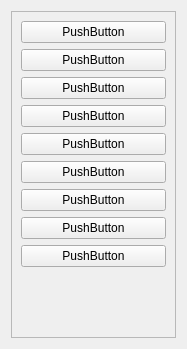
Accout-Personal/PythonClient, file QTUI/UIfiles/InterfacciaGrafica/form.ui: the form before one commit.
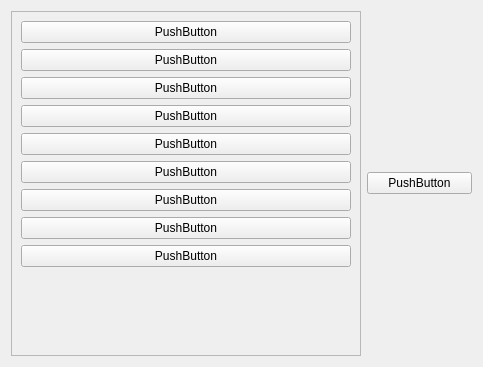
The form after the commit.

Diff of the .ui file:
```diff
--- a/QTUI/UIfiles/InterfacciaGrafica/form.ui
+++ b/QTUI/UIfiles/InterfacciaGrafica/form.ui
@@ -6,12 +6,12 @@
    <rect>
     <x>0</x>
     <y>0</y>
-    <width>187</width>
-    <height>349</height>
+    <width>483</width>
+    <height>367</height>
    </rect>
   </property>
   <property name="sizePolicy">
-   <sizepolicy hsizetype="Preferred" vsizetype="Preferred">
+   <sizepolicy hsizetype="Fixed" vsizetype="Preferred">
     <horstretch>0</horstretch>
     <verstretch>0</verstretch>
    </sizepolicy>
@@ -19,7 +19,7 @@
   <property name="windowTitle">
    <string>UIwindow</string>
   </property>
-  <layout class="QGridLayout" name="gridLayout">
+  <layout class="QGridLayout" name="gridLayout" columnstretch="10,3">
    <item row="0" column="0">
     <widget class="QScrollArea" name="scrollArea">
      <property name="acceptDrops">
@@ -33,7 +33,7 @@
        <rect>
         <x>0</x>
         <y>0</y>
-        <width>163</width>
+        <width>347</width>
         <height>303</height>
        </rect>
       </property>
@@ -111,6 +111,28 @@
      </widget>
     </widget>
    </item>
+   <item row="0" column="1">
+    <widget class="QPushButton" name="pushButton_10">
+     <property name="enabled">
+      <bool>true</bool>
+     </property>
+     <property name="sizePolicy">
+      <sizepolicy hsizetype="Expanding" vsizetype="Fixed">
+       <horstretch>0</horstretch>
+       <verstretch>0</verstretch>
+      </sizepolicy>
+     </property>
+     <property name="baseSize">
+      <size>
+       <width>10</width>
+       <height>30</height>
+      </size>
+     </property>
+     <property name="text">
+      <string>PushButton</string>
+     </property>
+    </widget>
+   </item>
   </layout>
  </widget>
  <resources/>
```
